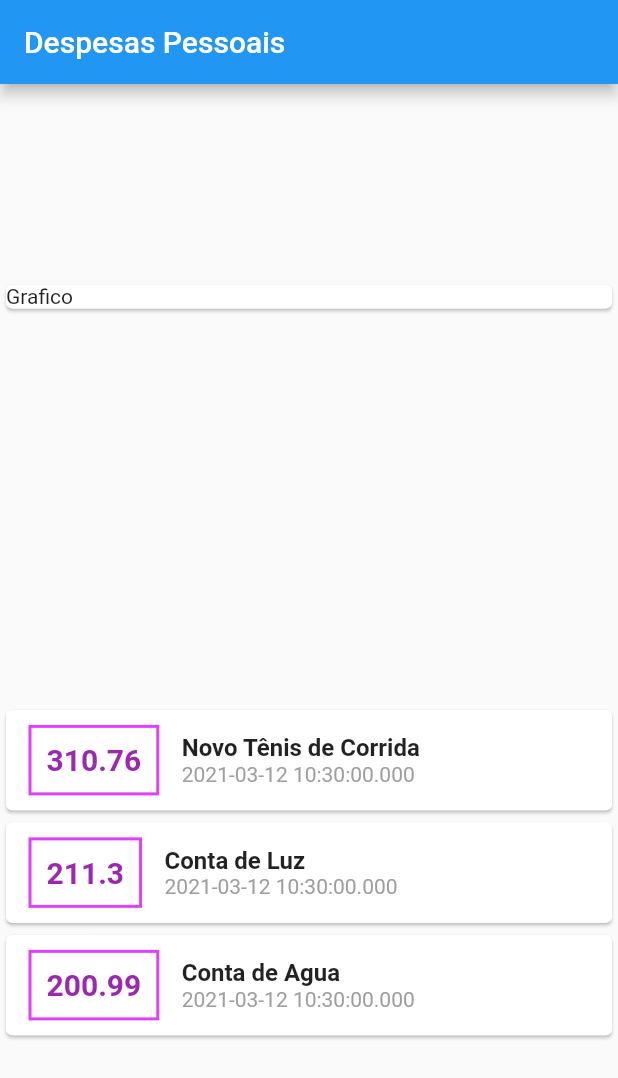
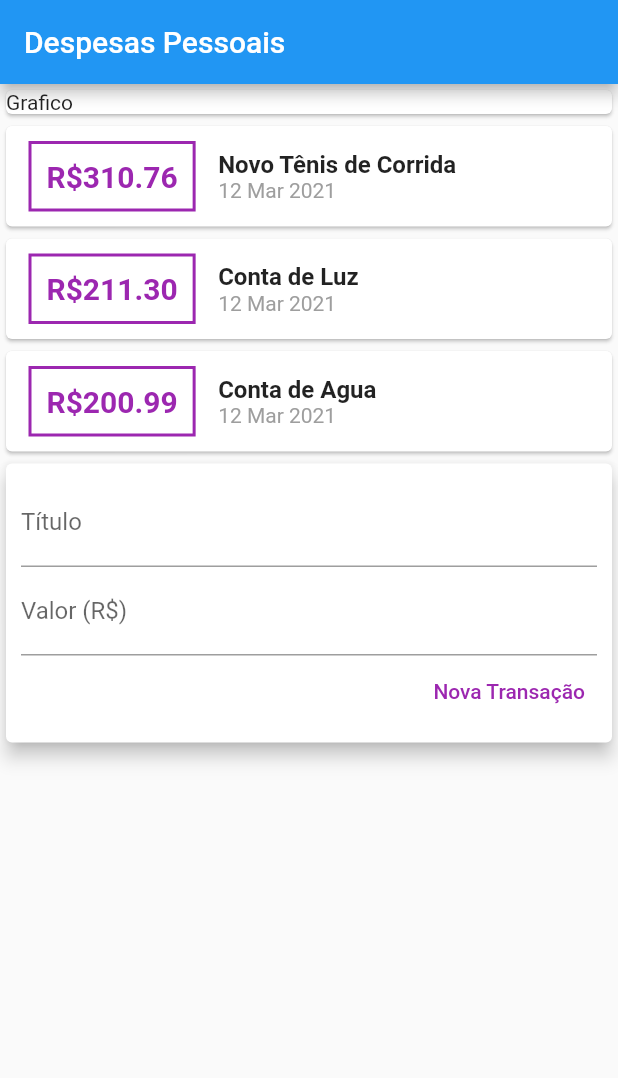
Before and after one commit to paulocagol/expenses, a Flutter app: the screen it shows after launch, on a phone screen of 412 x 824 dp. Shown: the top 1078 px of the screen. Run offline on Flutter 3.47's test engine with Material 2 defaults, Android fonts, the phone set to English and light mode, and no system bars.

Commit message:
20. Usando TextField #01

```diff
--- a/lib/main.dart
+++ b/lib/main.dart
@@ -1,5 +1,6 @@
 import 'package:expenses/models/transaction.dart';
 import 'package:flutter/material.dart';
+import 'package:intl/intl.dart';
 
 main(List<String> args) => runApp(ExpenseApp());
 
@@ -43,7 +44,6 @@ class MyHomePage extends StatelessWidget {
         title: Text('Despesas Pessoais'),
       ),
       body: Column(
-        mainAxisAlignment: MainAxisAlignment.spaceAround,
         crossAxisAlignment: CrossAxisAlignment.stretch,
         children: [
           Container(
@@ -62,12 +62,12 @@ class MyHomePage extends StatelessWidget {
                       ),
                       decoration: BoxDecoration(
                           border: Border.all(
-                        color: Colors.purpleAccent,
+                        color: Colors.purple,
                         width: 2,
                       )),
                       padding: const EdgeInsets.all(10),
                       child: Text(
-                        e.value.toString(),
+                        'R\$${e.value.toStringAsFixed(2)}',
                         style: TextStyle(
                           fontWeight: FontWeight.bold,
                           color: Colors.purple,
@@ -86,7 +86,7 @@ class MyHomePage extends StatelessWidget {
                           ),
                         ),
                         Text(
-                          e.date.toString(),
+                          DateFormat('d MMM y').format(e.date),
                           style: TextStyle(color: Colors.grey),
                         ),
                       ],
@@ -96,6 +96,34 @@ class MyHomePage extends StatelessWidget {
               );
             }).toList(),
           ),
+          Card(
+            elevation: 5,
+            child: Padding(
+              padding: const EdgeInsets.all(10),
+              child: Column(
+                children: [
+                  TextField(
+                    decoration: InputDecoration(labelText: 'Título'),
+                  ),
+                  TextField(
+                    decoration: InputDecoration(labelText: 'Valor (R\$)'),
+                  ),
+                  Row(
+                    mainAxisAlignment: MainAxisAlignment.end,
+                    children: [
+                      TextButton(
+                        style: TextButton.styleFrom(
+                          primary: Colors.purple,
+                        ),
+                        onPressed: () {},
+                        child: Text('Nova Transação'),
+                      ),
+                    ],
+                  )
+                ],
+              ),
+            ),
+          )
         ],
       ),
     );
```
Also changed, not shown: pubspec.yaml (+1 -52 lines), pubspec.lock.
